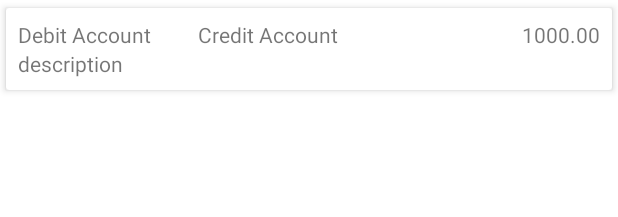
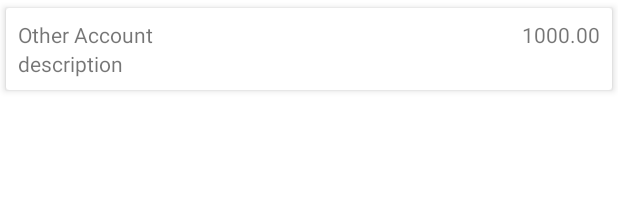
Before and after one commit to AKshattrived/Android-Study-Jams, an Android app: the layout transaction_list_item.xml on its own in the app's theme, with its tools: preview values and no code run, on a phone screen of 412 x 824 dp. Shown: the top 217 px of the screen. Run offline under Robolectric (Android 15) with nearby library versions, the phone set to English and light mode, and no system bars.

Commit message:
Adapter implemented, bug in viewModel

```diff
--- a/app/src/main/java/com/example/accountantmini/AccountDetailsFragment.kt
+++ b/app/src/main/java/com/example/accountantmini/AccountDetailsFragment.kt
@@ -51,7 +51,7 @@ class AccountDetailsFragment : Fragment() {
         binding.recyclerView.adapter = adapter
         viewModel.transactionOfAccount?.observe(this.viewLifecycleOwner) { transactions ->
             transactions.let {
-                adapter.submitList(it)
+                adapter.submitList(viewModel.getTransactionsAdapterList(navigationArgs.accountId))
             }
         }
         binding.recyclerView.layoutManager = LinearLayoutManager(this.context)
--- a/app/src/main/res/layout/transaction_list_item.xml
+++ b/app/src/main/res/layout/transaction_list_item.xml
@@ -15,19 +15,12 @@
         android:layout_margin="@dimen/margin_between_elements">
 
         <TextView
-            android:id="@+id/debit_account_id"
+            android:id="@+id/other_account_name"
             android:layout_width="wrap_content"
             android:layout_height="wrap_content"
             android:layout_alignParentStart="true"
-            tools:text="Debit Account"/>
+            tools:text="Other Account"/>
 
-        <TextView
-            android:id="@+id/credit_account_id"
-            android:layout_width="wrap_content"
-            android:layout_height="wrap_content"
-            android:layout_marginStart="31dp"
-            android:layout_toEndOf="@+id/debit_account_id"
-            tools:text="Credit Account" />
 
         <TextView
             android:id="@+id/transaction_amount"
@@ -41,7 +34,7 @@
             android:id="@+id/transaction_note"
             android:layout_width="wrap_content"
             android:layout_height="wrap_content"
-            android:layout_below="@+id/debit_account_id"
+            android:layout_below="@+id/other_account_name"
             android:layout_alignParentStart="true"
             tools:text="description"/>
 
```
Also changed, not shown: app/src/main/java/com/example/accountantmini/adapters/AccountDetailsAdapter.kt (+10 -11 lines), app/src/main/java/com/example/accountantmini/adapters/data/transactionsAdapterData.kt (added, +10 -0 lines).
